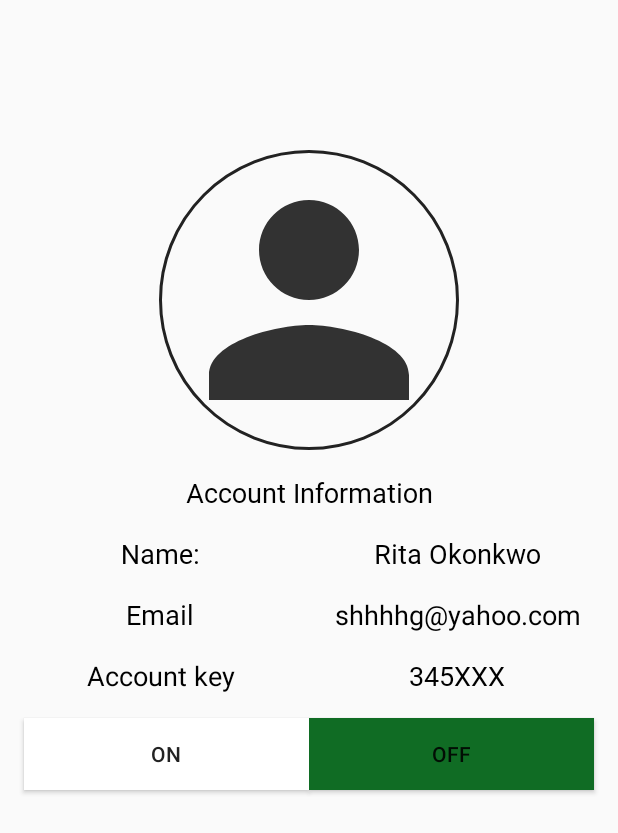
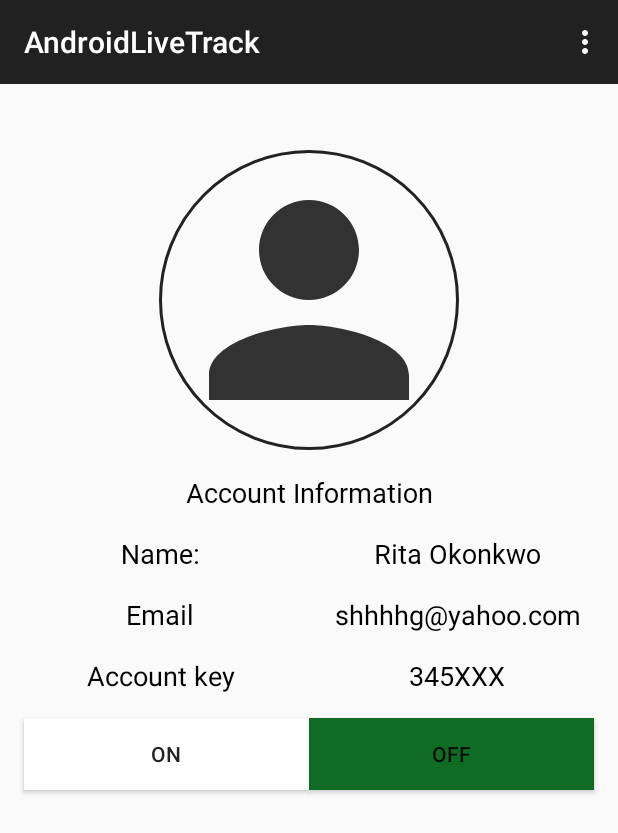
Before and after one commit to SmartTech-LiveTrack/Mobile-AndroidLiveTrack, an Android app: the Welcome screen opened directly, with no data from a screen before it, on a phone screen of 412 x 824 dp. Shown: the top 833 px of the screen. Run offline under Robolectric (Android 15) with nearby library versions, the phone set to English and light mode, and no system bars; our stand-ins replace CircleImageView.

Commit message:
webview et action menu

```diff
--- a/app/src/main/AndroidManifest.xml
+++ b/app/src/main/AndroidManifest.xml
@@ -1,6 +1,7 @@
 <?xml version="1.0" encoding="utf-8"?>
 <manifest xmlns:android="http://schemas.android.com/apk/res/android"
     package="com.project.androidlivetrack">
+    <uses-permission android:name="android.permission.INTERNET"/>
 
     <application
         android:allowBackup="true"
@@ -9,7 +10,8 @@
         android:roundIcon="@mipmap/ic_launcher_round"
         android:supportsRtl="true"
         android:theme="@style/AppTheme">
-        <activity android:name=".Welcome"></activity>
+        <activity android:name=".ActionActivity"></activity>
+        <activity android:name=".Welcome" />
         <activity android:name=".MainActivity">
             <intent-filter>
                 <action android:name="android.intent.action.MAIN" />
--- a/app/src/main/java/com/project/androidlivetrack/Welcome.java
+++ b/app/src/main/java/com/project/androidlivetrack/Welcome.java
@@ -1,8 +1,14 @@
 package com.project.androidlivetrack;
 
+import androidx.annotation.NonNull;
 import androidx.appcompat.app.AppCompatActivity;
 
+import android.content.Intent;
 import android.os.Bundle;
+import android.view.Menu;
+import android.view.MenuItem;
+
+import androidx.appcompat.widget.Toolbar;
 
 public class Welcome extends AppCompatActivity {
 
@@ -10,5 +16,23 @@ public class Welcome extends AppCompatActivity {
     protected void onCreate(Bundle savedInstanceState) {
         super.onCreate(savedInstanceState);
         setContentView(R.layout.activity_welcome);
+
+        Toolbar toolbar = findViewById(R.id.my_toolbar);
+        setSupportActionBar(toolbar);
+    }
+
+    @Override
+    public boolean onCreateOptionsMenu(Menu menu) {
+        getMenuInflater().inflate(R.menu.action_menu, menu);
+        return true;
+    }
+
+    @Override
+    public boolean onOptionsItemSelected(@NonNull MenuItem item) {
+        if(item.getItemId() == R.id.action_menu) {
+            Intent intent = new Intent(Welcome.this, ActionActivity.class);
+            startActivity(intent);
+        }
+        return true;
     }
 }
--- a/app/src/main/res/layout/activity_welcome.xml
+++ b/app/src/main/res/layout/activity_welcome.xml
@@ -5,6 +5,17 @@
     android:layout_width="match_parent"
     android:layout_height="match_parent"
     tools:context=".Welcome">
+
+    <androidx.appcompat.widget.Toolbar
+        android:id="@+id/my_toolbar"
+        app:layout_constraintTop_toTopOf="parent"
+        app:layout_constraintStart_toStartOf="parent"
+        app:layout_constraintEnd_toEndOf="parent"
+        android:layout_width="match_parent"
+        android:layout_height="?attr/actionBarSize"
+        android:background="?attr/colorPrimary"
+        android:theme="@style/ThemeOverlay.AppCompat.Dark.ActionBar"
+        app:popupTheme="@style/ThemeOverlay.AppCompat.Light"/>
 
     <de.hdodenhof.circleimageview.CircleImageView
         android:id="@+id/circle_image"
@@ -18,7 +29,7 @@
         app:civ_border_width="2dp"
         app:layout_constraintEnd_toEndOf="parent"
         app:layout_constraintStart_toStartOf="parent"
-        app:layout_constraintTop_toTopOf="parent" />
+        app:layout_constraintTop_toTopOf="@+id/my_toolbar" />
 
     <TextView
         android:id="@+id/info"
@@ -161,4 +172,5 @@
         app:layout_constraintStart_toStartOf="parent"
         app:layout_constraintTop_toBottomOf="@+id/accountKeys" />
 
+
 </androidx.constraintlayout.widget.ConstraintLayout>
--- /dev/null
+++ b/app/src/main/res/menu/action_menu.xml
@@ -0,0 +1,8 @@
+<?xml version="1.0" encoding="utf-8"?>
+<menu xmlns:app="http://schemas.android.com/apk/res-auto"
+    xmlns:android="http://schemas.android.com/apk/res/android">
+
+    <item
+        android:id="@+id/action_menu"
+        android:title="@string/action" />
+</menu>
--- a/app/src/main/res/values/colors.xml
+++ b/app/src/main/res/values/colors.xml
@@ -1,6 +1,6 @@
 <?xml version="1.0" encoding="utf-8"?>
 <resources>
-    <color name="colorPrimary">#008577</color>
-    <color name="colorPrimaryDark">#00574B</color>
+    <color name="colorPrimary">#212121</color>
+    <color name="colorPrimaryDark">#222222</color>
     <color name="colorAccent">#D81B60</color>
 </resources>
--- a/app/src/main/res/values/strings.xml
+++ b/app/src/main/res/values/strings.xml
@@ -12,4 +12,5 @@
     <string name="info">Account Information</string>
     <string name="on">on</string>
     <string name="OFF">OFF</string>
+    <string name="action">Action</string>
 </resources>
--- a/app/src/main/res/values/styles.xml
+++ b/app/src/main/res/values/styles.xml
@@ -8,4 +8,6 @@
         <item name="colorAccent">@color/colorAccent</item>
     </style>
 
+
+
 </resources>
```
Also changed, not shown: app/src/main/java/com/project/androidlivetrack/ActionActivity.java (added, +34 -0 lines), app/src/main/res/layout/activity_action.xml (added, +30 -0 lines).
